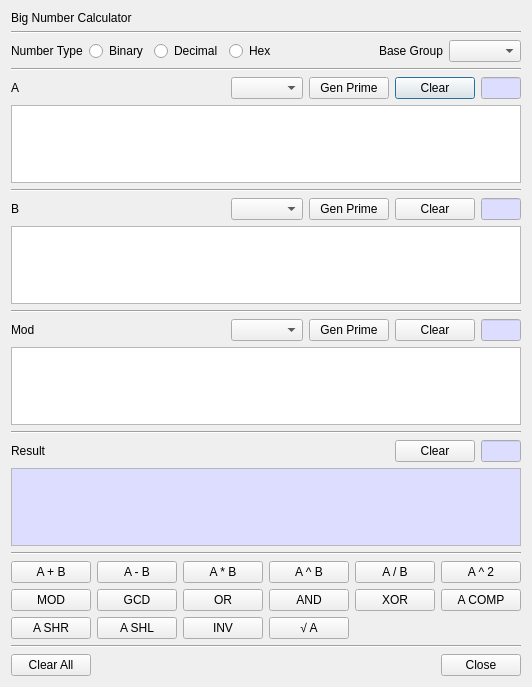
Before: the Qt Designer form BerEditor/bn_calc_dlg.ui in jykim74/BerEditor, drawn with Qt 5.
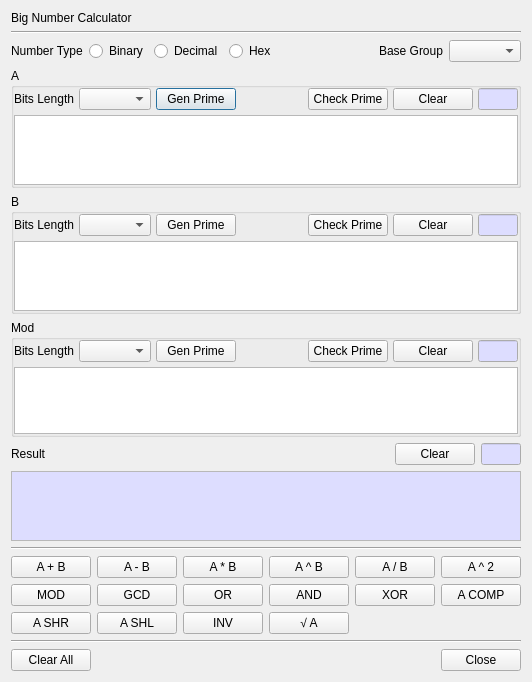
After: the same form once the commit is applied.

Commit message: BigNum 계산기 개선

The edit to the form file:
```diff
--- a/BerEditor/bn_calc_dlg.ui
+++ b/BerEditor/bn_calc_dlg.ui
@@ -7,7 +7,7 @@
     <x>0</x>
     <y>0</y>
     <width>500</width>
-    <height>687</height>
+    <height>682</height>
    </rect>
   </property>
   <property name="windowTitle">
@@ -84,45 +84,79 @@
     </layout>
    </item>
    <item>
-    <widget class="Line" name="line_4">
-     <property name="orientation">
-      <enum>Qt::Horizontal</enum>
+    <widget class="QGroupBox" name="mAGroup">
+     <property name="minimumSize">
+      <size>
+       <width>0</width>
+       <height>0</height>
+      </size>
      </property>
-    </widget>
-   </item>
-   <item>
-    <layout class="QGridLayout" name="gridLayout_2">
-     <item row="0" column="0">
-      <widget class="QLabel" name="label_3">
-       <property name="text">
+     <property name="title">
         <string>A</string>
        </property>
-      </widget>
-     </item>
-     <item row="0" column="1">
-      <spacer name="horizontalSpacer">
-       <property name="orientation">
-        <enum>Qt::Horizontal</enum>
-       </property>
-       <property name="sizeHint" stdset="0">
-        <size>
-         <width>40</width>
-         <height>20</height>
-        </size>
-       </property>
-      </spacer>
-     </item>
-     <item row="0" column="4">
-      <widget class="QPushButton" name="mAClearBtn">
-       <property name="text">
-        <string>Clear</string>
-       </property>
-      </widget>
-     </item>
+     <layout class="QVBoxLayout" name="verticalLayout_2">
+      <property name="spacing">
+       <number>5</number>
+      </property>
+      <property name="leftMargin">
+       <number>0</number>
+      </property>
+      <property name="topMargin">
+       <number>0</number>
+      </property>
+      <property name="rightMargin">
+       <number>0</number>
+      </property>
+      <property name="bottomMargin">
+       <number>0</number>
+      </property>
+      <item>
+       <layout class="QGridLayout" name="gridLayout_8">
      <item row="0" column="2">
+         <widget class="QPushButton" name="mAGenPrimeBtn">
+          <property name="text">
+           <string>Gen Prime</string>
+          </property>
+         </widget>
+        </item>
+        <item row="0" column="4">
+         <widget class="QPushButton" name="mACheckPrimeBtn">
+          <property name="text">
+           <string>Check Prime</string>
+          </property>
+         </widget>
+        </item>
+        <item row="0" column="0">
+         <widget class="QLabel" name="label_8">
+          <property name="text">
+           <string>Bits Length</string>
+          </property>
+         </widget>
+        </item>
+        <item row="0" column="1">
       <widget class="QComboBox" name="mAPrimeBitsCombo"/>
      </item>
      <item row="0" column="5">
+         <widget class="QPushButton" name="mAClearBtn">
+          <property name="text">
+           <string>Clear</string>
+          </property>
+         </widget>
+        </item>
+        <item row="0" column="3">
+         <spacer name="horizontalSpacer">
+          <property name="orientation">
+           <enum>Qt::Horizontal</enum>
+          </property>
+          <property name="sizeHint" stdset="0">
+           <size>
+            <width>40</width>
+            <height>20</height>
+           </size>
+          </property>
+         </spacer>
+        </item>
+        <item row="0" column="6">
       <widget class="QLineEdit" name="mALenText">
        <property name="minimumSize">
         <size>
@@ -168,198 +202,248 @@
        </property>
       </widget>
      </item>
-     <item row="0" column="3">
-      <widget class="QPushButton" name="mAGenPrimeBtn">
-       <property name="text">
-        <string>Gen Prime</string>
-       </property>
-      </widget>
-     </item>
     </layout>
    </item>
    <item>
     <widget class="QPlainTextEdit" name="mAText"/>
    </item>
-   <item>
-    <widget class="Line" name="line_7">
-     <property name="orientation">
-      <enum>Qt::Horizontal</enum>
-     </property>
+     </layout>
     </widget>
    </item>
    <item>
-    <layout class="QGridLayout" name="gridLayout_3">
-     <item row="0" column="1">
-      <spacer name="horizontalSpacer_2">
-       <property name="orientation">
-        <enum>Qt::Horizontal</enum>
-       </property>
-       <property name="sizeHint" stdset="0">
-        <size>
-         <width>40</width>
-         <height>20</height>
-        </size>
-       </property>
-      </spacer>
-     </item>
-     <item row="0" column="5">
-      <widget class="QLineEdit" name="mBLenText">
+    <widget class="QGroupBox" name="mBGroup">
        <property name="minimumSize">
         <size>
-         <width>40</width>
+       <width>0</width>
          <height>0</height>
         </size>
        </property>
-       <property name="maximumSize">
-        <size>
-         <width>40</width>
-         <height>16777215</height>
-        </size>
-       </property>
-       <property name="palette">
-        <palette>
-         <active>
-          <colorrole role="Base">
-           <brush brushstyle="SolidPattern">
-            <color alpha="255">
-             <red>221</red>
-             <green>221</green>
-             <blue>255</blue>
-            </color>
-           </brush>
-          </colorrole>
-         </active>
-         <inactive>
-          <colorrole role="Base">
-           <brush brushstyle="SolidPattern">
-            <color alpha="255">
-             <red>221</red>
-             <green>221</green>
-             <blue>255</blue>
-            </color>
-           </brush>
-          </colorrole>
-         </inactive>
-         <disabled/>
-        </palette>
-       </property>
-       <property name="readOnly">
-        <bool>true</bool>
-       </property>
-      </widget>
-     </item>
-     <item row="0" column="2">
-      <widget class="QComboBox" name="mBPrimeBitsCombo"/>
-     </item>
-     <item row="0" column="4">
-      <widget class="QPushButton" name="mBClearBtn">
-       <property name="text">
-        <string>Clear</string>
-       </property>
-      </widget>
-     </item>
-     <item row="0" column="0">
-      <widget class="QLabel" name="label_4">
-       <property name="text">
+     <property name="title">
         <string>B</string>
        </property>
-      </widget>
-     </item>
-     <item row="0" column="3">
+     <layout class="QVBoxLayout" name="verticalLayout_3">
+      <property name="spacing">
+       <number>5</number>
+      </property>
+      <property name="leftMargin">
+       <number>0</number>
+      </property>
+      <property name="topMargin">
+       <number>0</number>
+      </property>
+      <property name="rightMargin">
+       <number>0</number>
+      </property>
+      <property name="bottomMargin">
+       <number>0</number>
+      </property>
+      <item>
+       <layout class="QGridLayout" name="gridLayout_2">
+        <item row="0" column="5">
+         <widget class="QPushButton" name="mBClearBtn">
+          <property name="text">
+           <string>Clear</string>
+          </property>
+         </widget>
+        </item>
+        <item row="0" column="0">
+         <widget class="QLabel" name="label_3">
+          <property name="text">
+           <string>Bits Length</string>
+          </property>
+         </widget>
+        </item>
+        <item row="0" column="4">
+         <widget class="QPushButton" name="mBCheckPrimeBtn">
+          <property name="text">
+           <string>Check Prime</string>
+          </property>
+         </widget>
+        </item>
+        <item row="0" column="6">
+         <widget class="QLineEdit" name="mBLenText">
+          <property name="minimumSize">
+           <size>
+            <width>40</width>
+            <height>0</height>
+           </size>
+          </property>
+          <property name="maximumSize">
+           <size>
+            <width>40</width>
+            <height>16777215</height>
+           </size>
+          </property>
+          <property name="palette">
+           <palette>
+            <active>
+             <colorrole role="Base">
+              <brush brushstyle="SolidPattern">
+               <color alpha="255">
+                <red>221</red>
+                <green>221</green>
+                <blue>255</blue>
+               </color>
+              </brush>
+             </colorrole>
+            </active>
+            <inactive>
+             <colorrole role="Base">
+              <brush brushstyle="SolidPattern">
+               <color alpha="255">
+                <red>221</red>
+                <green>221</green>
+                <blue>255</blue>
+               </color>
+              </brush>
+             </colorrole>
+            </inactive>
+            <disabled/>
+           </palette>
+          </property>
+          <property name="readOnly">
+           <bool>true</bool>
+          </property>
+         </widget>
+        </item>
+        <item row="0" column="2">
       <widget class="QPushButton" name="mBGenPrimeBtn">
        <property name="text">
         <string>Gen Prime</string>
        </property>
       </widget>
      </item>
+        <item row="0" column="1">
+         <widget class="QComboBox" name="mBPrimeBitsCombo"/>
+        </item>
+        <item row="0" column="3">
+         <spacer name="horizontalSpacer_2">
+          <property name="orientation">
+           <enum>Qt::Horizontal</enum>
+          </property>
+          <property name="sizeHint" stdset="0">
+           <size>
+            <width>40</width>
+            <height>20</height>
+           </size>
+          </property>
+         </spacer>
+        </item>
     </layout>
    </item>
    <item>
     <widget class="QPlainTextEdit" name="mBText"/>
    </item>
-   <item>
-    <widget class="Line" name="line_6">
-     <property name="orientation">
-      <enum>Qt::Horizontal</enum>
-     </property>
+     </layout>
     </widget>
    </item>
    <item>
-    <layout class="QGridLayout" name="gridLayout_7">
-     <property name="topMargin">
-      <number>0</number>
+    <widget class="QGroupBox" name="mModGroup">
+     <property name="minimumSize">
+      <size>
+       <width>0</width>
+       <height>100</height>
+      </size>
      </property>
-     <item row="0" column="3">
-      <widget class="QPushButton" name="mModGenPrimeBtn">
-       <property name="text">
-        <string>Gen Prime</string>
-       </property>
-      </widget>
-     </item>
-     <item row="0" column="0">
-      <widget class="QLabel" name="label_7">
-       <property name="text">
+     <property name="title">
         <string>Mod</string>
        </property>
-      </widget>
-     </item>
-     <item row="0" column="2">
+     <layout class="QVBoxLayout" name="verticalLayout_4">
+      <property name="spacing">
+       <number>5</number>
+      </property>
+      <property name="leftMargin">
+       <number>0</number>
+      </property>
+      <property name="topMargin">
+       <number>0</number>
+      </property>
+      <property name="rightMargin">
+       <number>0</number>
+      </property>
+      <property name="bottomMargin">
+       <number>0</number>
+      </property>
+      <item>
+       <layout class="QGridLayout" name="gridLayout_3">
+        <item row="0" column="4">
+         <widget class="QPushButton" name="mModCheckPrimeBtn">
+          <property name="text">
+           <string>Check Prime</string>
+          </property>
+         </widget>
+        </item>
+        <item row="0" column="1">
       <widget class="QComboBox" name="mModPrimeBitsCombo"/>
      </item>
+        <item row="0" column="0">
+         <widget class="QLabel" name="label_4">
+          <property name="text">
+           <string>Bits Length</string>
+          </property>
+         </widget>
+        </item>
+        <item row="0" column="2">
+         <widget class="QPushButton" name="mModGenPrimeBtn">
+          <property name="text">
+           <string>Gen Prime</string>
+          </property>
+         </widget>
+        </item>
      <item row="0" column="5">
-      <widget class="QLineEdit" name="mModLenText">
-       <property name="minimumSize">
-        <size>
-         <width>40</width>
-         <height>0</height>
-        </size>
-       </property>
-       <property name="maximumSize">
-        <size>
-         <width>40</width>
-         <height>16777215</height>
-        </size>
-       </property>
-       <property name="palette">
-        <palette>
-         <active>
-          <colorrole role="Base">
-           <brush brushstyle="SolidPattern">
-            <color alpha="255">
-             <red>221</red>
-             <green>221</green>
-             <blue>255</blue>
-            </color>
-           </brush>
-          </colorrole>
-         </active>
-         <inactive>
-          <colorrole role="Base">
-           <brush brushstyle="SolidPattern">
-            <color alpha="255">
-             <red>221</red>
-             <green>221</green>
-             <blue>255</blue>
-            </color>
-           </brush>
-          </colorrole>
-         </inactive>
-         <disabled/>
-        </palette>
-       </property>
-       <property name="readOnly">
-        <bool>true</bool>
-       </property>
-      </widget>
-     </item>
-     <item row="0" column="4">
       <widget class="QPushButton" name="mModClearBtn">
        <property name="text">
         <string>Clear</string>
        </property>
       </widget>
      </item>
-     <item row="0" column="1">
+        <item row="0" column="6">
+         <widget class="QLineEdit" name="mModLenText">
+          <property name="minimumSize">
+           <size>
+            <width>40</width>
+            <height>0</height>
+           </size>
+          </property>
+          <property name="maximumSize">
+           <size>
+            <width>40</width>
+            <height>16777215</height>
+           </size>
+          </property>
+          <property name="palette">
+           <palette>
+            <active>
+             <colorrole role="Base">
+              <brush brushstyle="SolidPattern">
+               <color alpha="255">
+                <red>221</red>
+                <green>221</green>
+                <blue>255</blue>
+               </color>
+              </brush>
+             </colorrole>
+            </active>
+            <inactive>
+             <colorrole role="Base">
+              <brush brushstyle="SolidPattern">
+               <color alpha="255">
+                <red>221</red>
+                <green>221</green>
+                <blue>255</blue>
+               </color>
+              </brush>
+             </colorrole>
+            </inactive>
+            <disabled/>
+           </palette>
+          </property>
+          <property name="readOnly">
+           <bool>true</bool>
+          </property>
+         </widget>
+        </item>
+        <item row="0" column="3">
       <spacer name="horizontalSpacer_6">
        <property name="orientation">
         <enum>Qt::Horizontal</enum>
@@ -377,11 +461,7 @@
    <item>
     <widget class="QPlainTextEdit" name="mModText"/>
    </item>
-   <item>
-    <widget class="Line" name="line_5">
-     <property name="orientation">
-      <enum>Qt::Horizontal</enum>
-     </property>
+     </layout>
     </widget>
    </item>
    <item>
```
Lines whose indentation alone changed are shown as unchanged. The commit also changes 2 other files.
